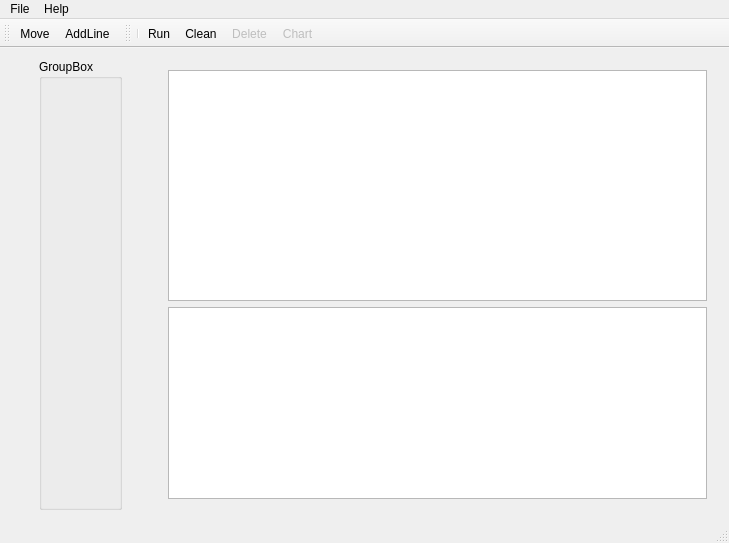
Qt form mainwindow.ui (kornel13/zaawansowaneCPP) before a commit.
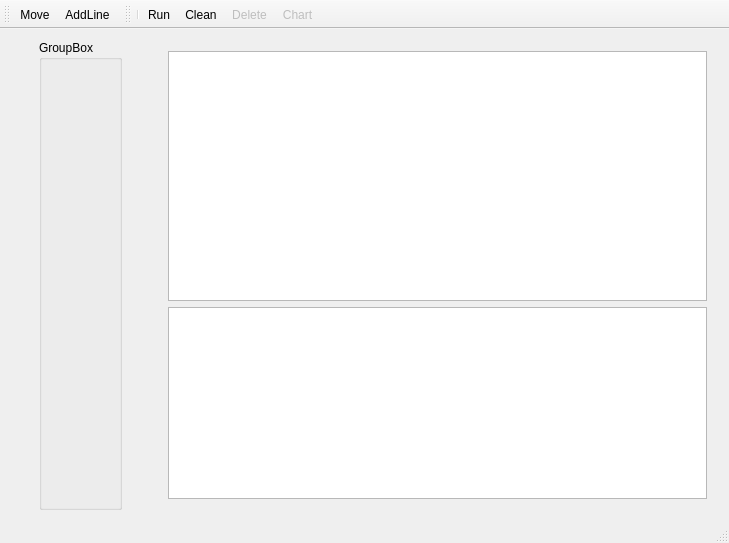
The same form after that commit.

Commit message: Menu removed

The edit to the form file:
```diff
--- a/mainwindow.ui
+++ b/mainwindow.ui
@@ -48,28 +48,6 @@
     </item>
    </layout>
   </widget>
-  <widget class="QMenuBar" name="menuBar">
-   <property name="geometry">
-    <rect>
-     <x>0</x>
-     <y>0</y>
-     <width>729</width>
-     <height>21</height>
-    </rect>
-   </property>
-   <widget class="QMenu" name="menuFile">
-    <property name="title">
-     <string>File</string>
-    </property>
-   </widget>
-   <widget class="QMenu" name="menuHelp">
-    <property name="title">
-     <string>Help</string>
-    </property>
-   </widget>
-   <addaction name="menuFile"/>
-   <addaction name="menuHelp"/>
-  </widget>
   <widget class="QToolBar" name="mainToolBar">
    <attribute name="toolBarArea">
     <enum>TopToolBarArea</enum>
```
